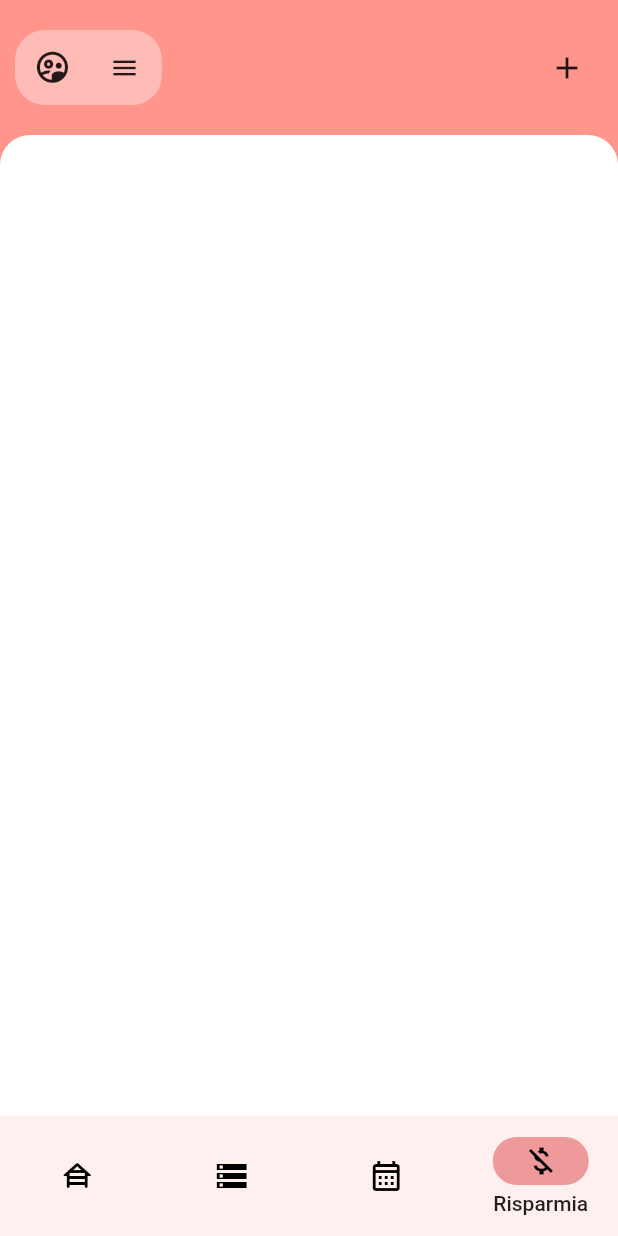
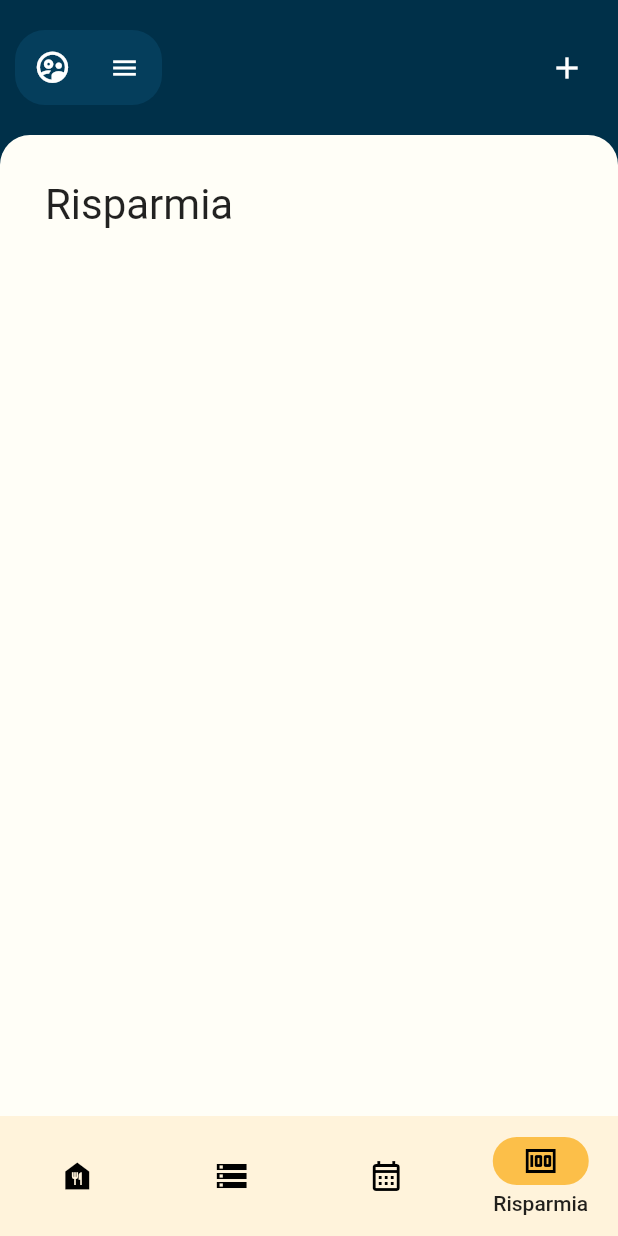
Before and after one commit to dispensapp/dispensa, a Flutter app: the screen it shows after launch, item 4 of the bottom bar chosen, after a tap on the "menu" icon, on a phone screen of 412 x 824 dp. Run offline on Flutter 3.47's test engine with Material 2 defaults, Android fonts, the light colour scheme and no system bars; our stand-ins replace calendar_timeline; missing offline and left inert: flutter_barcode_scanner.

Commit message:
Created 'add product' popup

```diff
--- a/lib/index.dart
+++ b/lib/index.dart
@@ -1,4 +1,4 @@
-// ignore_for_file: library_private_types_in_public_api, prefer_const_constructors, use_key_in_widget_constructors
+// ignore_for_file: library_private_types_in_public_api, prefer_const_constructors, use_key_in_widget_constructors, dead_code
 
 import 'package:dispensa/page/buy_page.dart';
 import 'package:dispensa/page/calendar_page.dart';
@@ -6,6 +6,8 @@ import 'package:dispensa/page/home_page.dart';
 import 'package:dispensa/page/storage_page.dart';
 import 'package:dispensa/utils/constants.dart';
 import 'package:flutter/material.dart';
+import 'package:flutter/services.dart';
+import 'package:flutter_barcode_scanner/flutter_barcode_scanner.dart';
 
 class MainPage extends StatefulWidget {
   @override
@@ -20,7 +22,7 @@ class _MainPageState extends State<MainPage> {
         body: screens[index],
         bottomNavigationBar: NavigationBarTheme(
             data: NavigationBarThemeData(
-              indicatorColor: Colors.red.shade200,
+              indicatorColor: PALETTE_LIGHT_YELLOW,
               labelTextStyle: MaterialStateProperty.all(
                 TextStyle(fontSize: 14, fontWeight: FontWeight.w500),
               ),
@@ -29,17 +31,17 @@ class _MainPageState extends State<MainPage> {
               height: 80,
               onDestinationSelected: (index) =>
                   setState(() => this.index = index),
-              backgroundColor: BOTTOM_RED,
+              backgroundColor: PALETTE_WHITE,
               labelBehavior:
                   NavigationDestinationLabelBehavior.onlyShowSelected,
               selectedIndex: index,
               destinations: const [
                 NavigationDestination(
-                  icon: Icon(Icons.house_siding_rounded),
+                  icon: Icon(Icons.food_bank),
                   label: 'Home',
                 ),
                 NavigationDestination(
-                  icon: Icon(Icons.storage_outlined),
+                  icon: Icon(Icons.storage),
                   label: 'Dispensa',
                 ),
                 NavigationDestination(
@@ -47,7 +49,7 @@ class _MainPageState extends State<MainPage> {
                   label: 'Scadenze',
                 ),
                 NavigationDestination(
-                  icon: Icon(Icons.money_off_csred_outlined),
+                  icon: Icon(Icons.money_outlined),
                   label: 'Risparmia',
                 ),
               ],
@@ -55,10 +57,41 @@ class _MainPageState extends State<MainPage> {
       );
 }
 
+buildSheet(date, context) {
+  Container(
+      margin: EdgeInsets.all(40),
+      child: Column(children: [
+        Text('Aggiungi un prodotto',
+            style: TextStyle(fontSize: 20, fontWeight: FontWeight.w500)),
+        Padding(
+          padding: const EdgeInsets.symmetric(horizontal: 8, vertical: 16),
+          child: TextFormField(
+            decoration: const InputDecoration(
+              border: UnderlineInputBorder(),
+              labelText: 'Nome del prodotto',
+            ),
+          ),
+        ),
+        Text('${date.year}/${date.month}/${date.day}',
+            style: TextStyle(fontSize: 20, fontWeight: FontWeight.w500)),
+        ElevatedButton(
+            onPressed: () async {
+              showDatePicker(
+                  context: context,
+                  initialDate: date,
+                  firstDate: DateTime(2019, 1, 15),
+                  lastDate: DateTime(2030, 1, 15));
+            },
+            child: Text('Inserisci la data di scadenza')),
+      ]));
+}
+
 header(Container content, context) {
+  DateTime date = DateTime.now();
+
   return Scaffold(
       body: Container(
-    color: PRIMARY_RED,
+    color: PALETTE_BLUE,
     child: SafeArea(
         child: SingleChildScrollView(
       child: Column(
@@ -70,20 +103,24 @@ header(Container content, context) {
             children: [
               Container(
                   decoration: BoxDecoration(
-                      color: SECONDARY_RED,
+                      color: Color.fromARGB(255, 5, 62, 92),
                       borderRadius: BorderRadius.all(Radius.circular(20))),
                   margin: EdgeInsets.only(top: 20, left: 10),
                   padding: EdgeInsets.all(1),
                   child: Row(children: [
                     IconButton(
                         // set a margin top
-                        onPressed: () {},
+                        onPressed: () => showModalBottomSheet(
+                              context: context,
+                              builder: (context) => buildSheet(date, context),
+                            ),
                         icon: const Icon(Icons.supervised_user_circle_outlined,
-                            size: 25)),
+                            size: 25, color: Colors.white)),
                     IconButton(
                         // set a margin top
                         onPressed: () {},
-                        icon: const Icon(Icons.menu, size: 20)),
+                        icon: const Icon(Icons.menu,
+                            size: 20, color: Colors.white)),
                   ])),
               Row(
                 mainAxisAlignment: MainAxisAlignment.end,
@@ -92,8 +129,8 @@ header(Container content, context) {
                   Container(
                     margin: EdgeInsets.only(top: 20, right: 10),
                     child: IconButton(
-                      onPressed: () {},
-                      icon: const Icon(Icons.add),
+                      onPressed: scanBarCode,
+                      icon: const Icon(Icons.add, color: Colors.white),
                     ),
                   )
                 ],
@@ -108,7 +145,7 @@ header(Container content, context) {
                   borderRadius: BorderRadius.only(
                       topLeft: Radius.circular(20),
                       topRight: Radius.circular(20)),
-                  color: Colors.white),
+                  color: Color.fromARGB(255, 255, 254, 247)),
               height: MediaQuery.of(context).size.height,
               child: content)
         ],
@@ -116,3 +153,14 @@ header(Container content, context) {
     )),
   ));
 }
+
+Future scanBarCode() async {
+  String scanResult;
+  try {
+    scanResult = await FlutterBarcodeScanner.scanBarcode(
+        "#ff6666", "Cancel", true, ScanMode.BARCODE);
+  } on PlatformException {
+    scanResult = 'Failed to get platform version.';
+  }
+  //if (!mounted) return;
+}
--- a/lib/page/buy_page.dart
+++ b/lib/page/buy_page.dart
@@ -7,7 +7,20 @@ import '../utils/constants.dart';
 class BuyPage extends StatelessWidget {
   @override
   Widget build(BuildContext context) {
-    Container content = Container();
+    Container content = Container(
+        margin: EdgeInsets.all(30),
+        child: Column(
+            crossAxisAlignment: CrossAxisAlignment.start,
+            mainAxisSize: MainAxisSize.min,
+            children: <Widget>[
+              Text(
+                'Risparmia',
+                style: DefaultTextStyle.of(context)
+                    .style
+                    .apply(fontSizeFactor: 2.0),
+              ),
+              SizedBox(height: 15)
+            ]));
     return header(content, context);
   }
 }
--- a/lib/page/calendar_page.dart
+++ b/lib/page/calendar_page.dart
@@ -4,7 +4,6 @@ import 'package:flutter/material.dart';
 import '../index.dart';
 import '../utils/constants.dart';
 import 'package:calendar_timeline/calendar_timeline.dart';
-import 'package:intl/intl.dart';
 
 class CalendarPage extends StatelessWidget {
   @override
@@ -31,9 +30,9 @@ class CalendarPage extends StatelessWidget {
                 monthColor: Colors.black,
                 dayColor: Colors.grey[800],
                 activeDayColor: Colors.black,
-                activeBackgroundDayColor: Colors.redAccent[100],
+                activeBackgroundDayColor: PALETTE_LIGHT_YELLOW,
                 dotsColor: Color(0xFF333A47),
-                selectableDayPredicate: (date) => date.day != 23,
+                //selectableDayPredicate: (date) => date.day != 23,
                 locale: 'en_ISO',
               ),
               SizedBox(height: 10),
--- a/lib/page/home_page.dart
+++ b/lib/page/home_page.dart
@@ -14,14 +14,14 @@ class HomePage extends StatelessWidget {
           mainAxisSize: MainAxisSize.min,
           children: <Widget>[
             Text(
-              'Bentornato Mario!',
+              'Bentornato, Mario!',
               style:
                   DefaultTextStyle.of(context).style.apply(fontSizeFactor: 2.0),
             ),
             Container(
                 margin: EdgeInsets.only(top: 20),
                 decoration: BoxDecoration(
-                    color: LIGHT_RED,
+                    color: PALETTE_WHITE,
                     borderRadius: BorderRadius.all(Radius.circular(20))),
                 child: Container(
                     margin: EdgeInsets.all(20),
@@ -39,8 +39,9 @@ class HomePage extends StatelessWidget {
                           SizedBox(height: 15),
                           LinearProgressIndicator(
                               value: 0.7,
-                              backgroundColor: SECONDARY_LIGHT_RED,
-                              color: PROGRESS_RED)
+                              backgroundColor:
+                                  Color.fromARGB(255, 255, 233, 188),
+                              color: PALETTE_DARK_YELLOW)
                         ]))),
             Container(
                 margin: EdgeInsets.only(top: 20),
@@ -59,7 +60,7 @@ class HomePage extends StatelessWidget {
                             Container(
                               //set shadow
                               decoration: BoxDecoration(
-                                  color: LIGHT_RED,
+                                  color: PALETTE_WHITE,
                                   borderRadius:
                                       BorderRadius.all(Radius.circular(20))),
                               padding: EdgeInsets.all(15),
@@ -70,7 +71,7 @@ class HomePage extends StatelessWidget {
                                 Container(
                                   padding: EdgeInsets.all(7),
                                   decoration: BoxDecoration(
-                                      color: PRIMARY_RED,
+                                      color: PALETTE_LIGHT_YELLOW,
                                       borderRadius:
                                           BorderRadius.all(Radius.circular(5))),
                                   child: Text("20 FEB"),
@@ -80,7 +81,7 @@ class HomePage extends StatelessWidget {
                             Container(
                               //set shadow
                               decoration: BoxDecoration(
-                                  color: LIGHT_RED,
+                                  color: PALETTE_WHITE,
                                   borderRadius:
                                       BorderRadius.all(Radius.circular(20))),
                               padding: EdgeInsets.all(15),
@@ -91,7 +92,7 @@ class HomePage extends StatelessWidget {
                                 Container(
                                   padding: EdgeInsets.all(7),
                                   decoration: BoxDecoration(
-                                      color: PRIMARY_RED,
+                                      color: PALETTE_LIGHT_YELLOW,
                                       borderRadius:
                                           BorderRadius.all(Radius.circular(5))),
                                   child: Text("20 FEB"),
@@ -101,7 +102,7 @@ class HomePage extends StatelessWidget {
                             Container(
                               //set shadow
                               decoration: BoxDecoration(
-                                  color: LIGHT_RED,
+                                  color: PALETTE_WHITE,
                                   borderRadius:
                                       BorderRadius.all(Radius.circular(20))),
                               padding: EdgeInsets.all(15),
@@ -112,7 +113,7 @@ class HomePage extends StatelessWidget {
                                 Container(
                                   padding: EdgeInsets.all(7),
                                   decoration: BoxDecoration(
-                                      color: PRIMARY_RED,
+                                      color: PALETTE_LIGHT_YELLOW,
                                       borderRadius:
                                           BorderRadius.all(Radius.circular(5))),
                                   child: Text("20 FEB"),
@@ -143,7 +144,7 @@ class HomePage extends StatelessWidget {
                                   Container(
                                     padding: EdgeInsets.all(7),
                                     decoration: BoxDecoration(
-                                        color: PRIMARY_RED,
+                                        color: PALETTE_LIGHT_YELLOW,
                                         borderRadius: BorderRadius.all(
                                             Radius.circular(5))),
                                     child: Text("20 FEB"),
--- a/lib/page/storage_page.dart
+++ b/lib/page/storage_page.dart
@@ -23,7 +23,7 @@ class StoragePage extends StatelessWidget {
                     EdgeInsets.only(left: 20, right: 20, top: 15, bottom: 15),
                 margin: EdgeInsets.only(top: 20),
                 decoration: BoxDecoration(
-                    color: LIGHT_RED,
+                    color: PALETTE_WHITE,
                     borderRadius: BorderRadius.all(Radius.circular(20))),
                 child: Row(
                   mainAxisAlignment: MainAxisAlignment.spaceBetween,
@@ -63,7 +63,7 @@ class StoragePage extends StatelessWidget {
                     EdgeInsets.only(left: 20, right: 20, top: 15, bottom: 15),
                 margin: EdgeInsets.only(top: 20),
                 decoration: BoxDecoration(
-                    color: LIGHT_RED,
+                    color: PALETTE_WHITE,
                     borderRadius: BorderRadius.all(Radius.circular(20))),
                 child: Row(
                   mainAxisAlignment: MainAxisAlignment.spaceBetween,
--- a/lib/utils/constants.dart
+++ b/lib/utils/constants.dart
@@ -9,3 +9,10 @@ const LIGHT_RED = Color.fromRGBO(255, 238, 238, 1);
 const SECONDARY_LIGHT_RED = Color.fromRGBO(255, 231, 231, 1);
 const PROGRESS_RED = Color.fromRGBO(255, 195, 195, 1);
 const LIGHT_GRAY = Color.fromRGBO(251, 251, 251, 1);
+
+// new color palette
+const PALETTE_BLUE = Color.fromRGBO(0, 48, 73, 1);
+const PALETTE_RED = Color.fromRGBO(214, 40, 40, 1);
+const PALETTE_DARK_YELLOW = Color.fromRGBO(247, 127, 0, 1);
+const PALETTE_LIGHT_YELLOW = Color.fromRGBO(252, 191, 73, 1);
+const PALETTE_WHITE = Color.fromARGB(251, 255, 243, 219);
--- a/pubspec.yaml
+++ b/pubspec.yaml
@@ -36,6 +36,7 @@ dependencies:
   flutter_svg: ^0.17.4 #SVG library
   calendar_timeline: ^1.0.4
   intl: ^0.17.0
+  flutter_barcode_scanner: ^2.0.0
 
 dev_dependencies:
   flutter_test:
```
Also changed, not shown: pubspec.lock.
